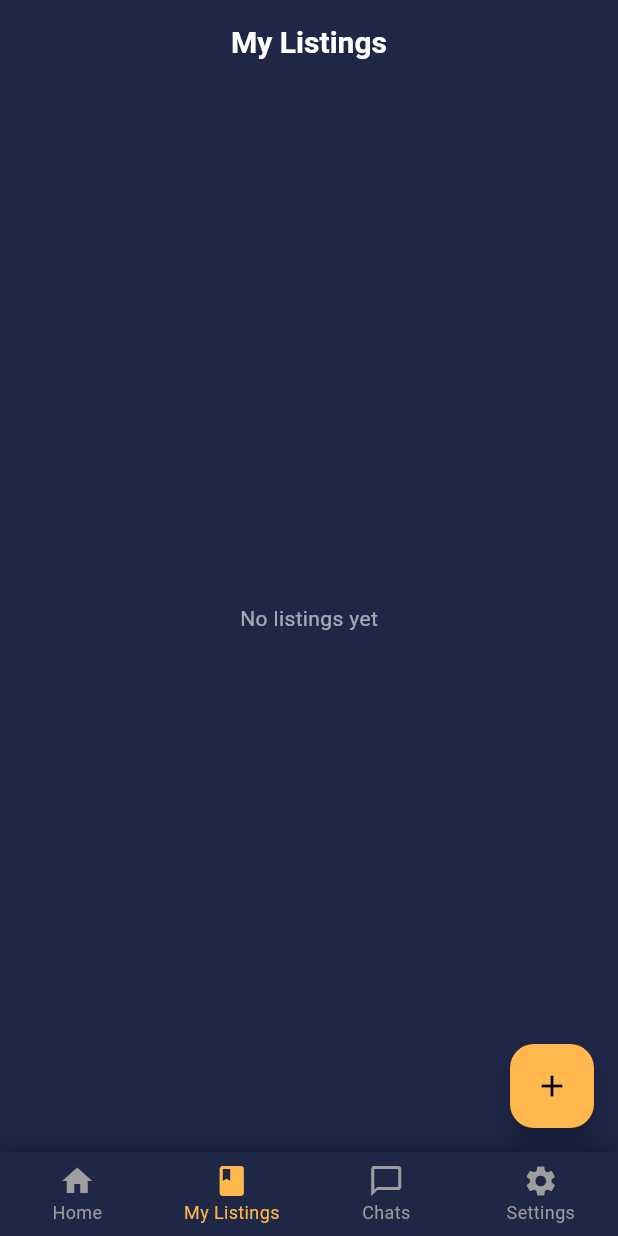
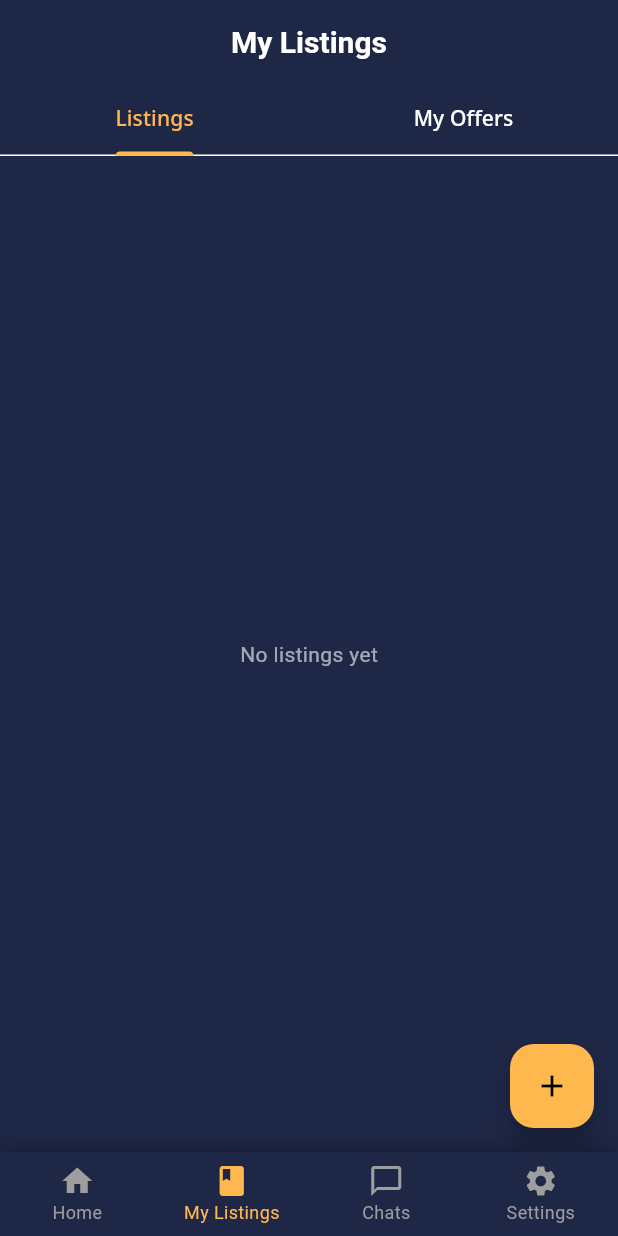
Before and after one commit to noel-odero/BookSwap, a Flutter app: the screen it shows once a user with an empty profile is signed in, item 2 of the bottom bar chosen, on a phone screen of 412 x 824 dp. Run offline on Flutter 3.47's test engine with Material 3 defaults, Android fonts, the phone set to English and light mode, and no system bars; our stand-ins replace cloud_firestore, firebase_auth, firebase_core, firebase_storage, google_fonts, image_picker and 1 more; accounts and stored records are empty.

Commit message:
Refactor MyListingsScreen to use StatefulWidget; implement tabbed view for Listings and My Offers

```diff
--- a/bookswap/lib/screens/my_listings/my_listings_screen.dart
+++ b/bookswap/lib/screens/my_listings/my_listings_screen.dart
@@ -1,19 +1,37 @@
 import 'package:flutter/material.dart';
 import 'package:provider/provider.dart';
 import '../../providers/books_provider.dart';
-import '../../models/book.dart';
+import '../../providers/swap_provider.dart';
+import '../../widgets/book_card.dart';
 import '../post_book/post_book_screen.dart';
 
-class MyListingsScreen extends StatelessWidget {
+class MyListingsScreen extends StatefulWidget {
   const MyListingsScreen({super.key});
 
   @override
+  State<MyListingsScreen> createState() => _MyListingsScreenState();
+}
+
+class _MyListingsScreenState extends State<MyListingsScreen> {
+  @override
   Widget build(BuildContext context) {
     final booksProvider = context.watch<BooksProvider>();
+    final swapProvider = context.watch<SwapProvider>();
     final books = booksProvider.userBooks;
+    final offers = swapProvider.myOffers;
 
-    return Scaffold(
-      appBar: AppBar(title: const Text('My Listings')),
+    return DefaultTabController(
+      length: 2,
+      child: Scaffold(
+        appBar: AppBar(
+          title: const Text('My Listings'),
+          bottom: const TabBar(
+            tabs: [
+              Tab(text: 'Listings'),
+              Tab(text: 'My Offers'),
+            ],
+          ),
+        ),
         floatingActionButton: FloatingActionButton(
           onPressed: () {
             Navigator.push(
@@ -23,31 +41,37 @@ class MyListingsScreen extends StatelessWidget {
           },
           child: const Icon(Icons.add),
         ),
-      body: booksProvider.isLoading
+        body: TabBarView(
+          children: [
+            // Listings tab
+            booksProvider.isLoading
                 ? const Center(child: CircularProgressIndicator())
                 : books.isEmpty
                 ? const Center(child: Text('No listings yet'))
                 : ListView.builder(
+                    padding: const EdgeInsets.all(12),
                     itemCount: books.length,
                     itemBuilder: (context, index) {
                       final b = books[index];
-                return ListTile(
-                  leading: b.imageUrl != null
-                      ? Image.network(
-                          b.imageUrl!,
-                          width: 56,
-                          height: 56,
-                          fit: BoxFit.cover,
-                        )
-                      : const SizedBox(
-                          width: 56,
-                          height: 56,
-                          child: Icon(Icons.book),
+                      return BookCard(book: b);
+                    },
                   ),
-                  title: Text(b.title),
-                  subtitle: Text('${b.author} • ${b.condition.label}'),
-                );
+
+            // My Offers tab
+            swapProvider.isLoading
+                ? const Center(child: CircularProgressIndicator())
+                : offers.isEmpty
+                ? const Center(child: Text('No offers yet'))
+                : ListView.builder(
+                    padding: const EdgeInsets.all(12),
+                    itemCount: offers.length,
+                    itemBuilder: (context, index) {
+                      final b = offers[index];
+                      return BookCard(book: b);
                     },
+                  ),
+          ],
+        ),
       ),
     );
   }
```
Lines whose indentation alone changed are shown as unchanged.
